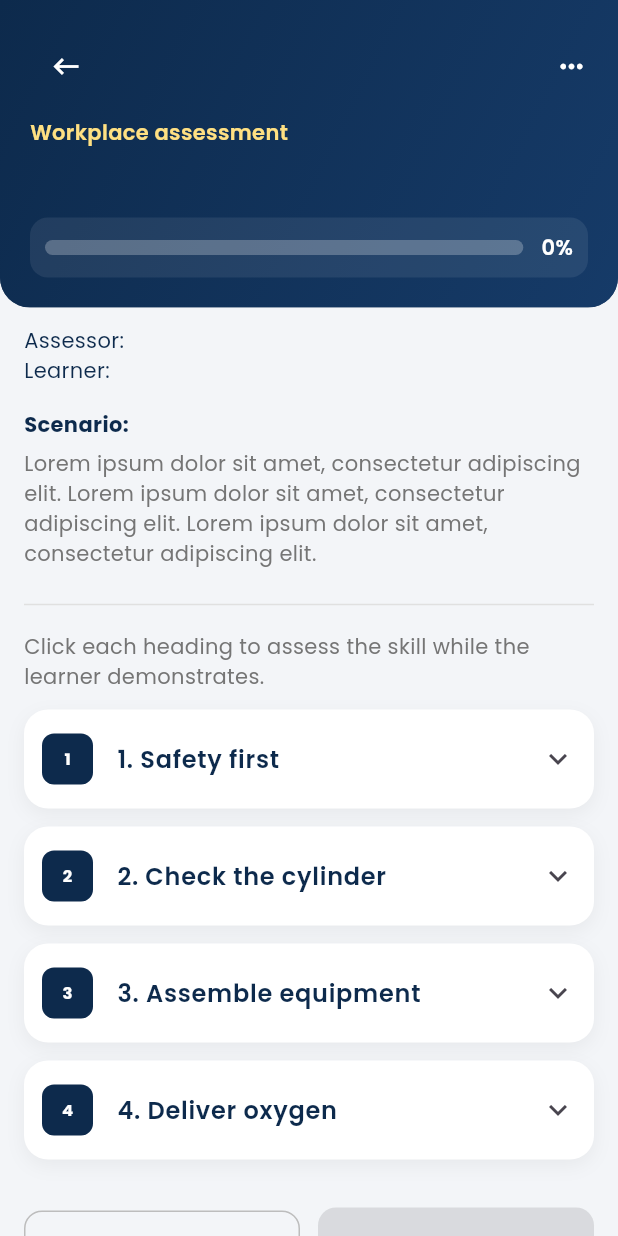
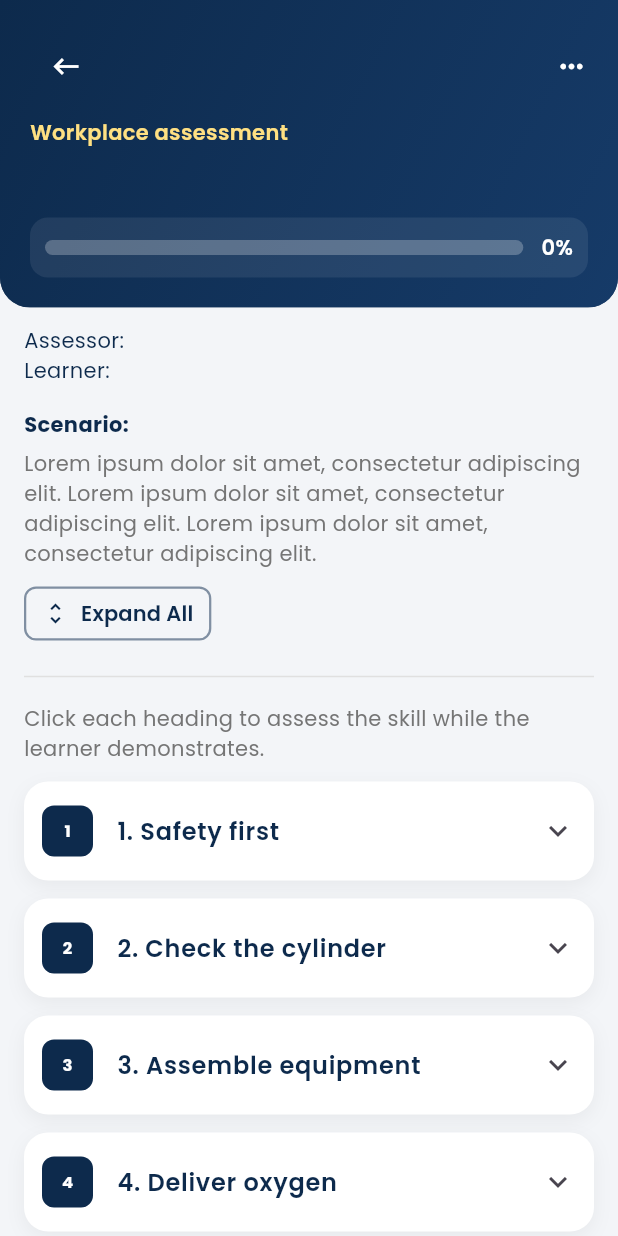
Before and after one commit to Franna88/Learniit_LMS, a Flutter app: the AssessorAssessmentScreen screen opened directly with empty values, on a phone screen of 412 x 824 dp. Run offline on Flutter 3.47's test engine with Material 3 defaults, Android fonts, the phone set to English and light mode, and no system bars; our stand-ins replace google_fonts; missing offline and left inert: dart:html.

Commit message:
expand all button on assessor assessment screen

```diff
--- a/lib/screens/Assessor/assessor_assessment_screen.dart
+++ b/lib/screens/Assessor/assessor_assessment_screen.dart
@@ -25,6 +25,8 @@ class AssessorAssessmentScreen extends StatefulWidget {
 
 class _AssessorAssessmentScreenState extends State<AssessorAssessmentScreen> {
   final Map<String, String> _marks = {}; // pointId -> status
+  final Map<String, ExpansionTileController> _expansionControllers = {};
+  bool _allExpanded = false;
 
   final List<_AssessmentPoint> _points = const [
     _AssessmentPoint(id: 'p1', index: 1, title: 'Safety first', description: 'Ensure area is safe and PPE applied.'),
@@ -32,6 +34,15 @@ class _AssessorAssessmentScreenState extends State<AssessorAssessmentScreen> {
     _AssessmentPoint(id: 'p3', index: 3, title: 'Assemble equipment', description: 'Assemble regulator and mask as per protocol.'),
     _AssessmentPoint(id: 'p4', index: 4, title: 'Deliver oxygen', description: 'Deliver oxygen and monitor the learner according to protocol.'),
   ];
+
+  @override
+  void initState() {
+    super.initState();
+    // Initialize expansion controllers for each assessment point
+    for (final point in _points) {
+      _expansionControllers[point.id] = ExpansionTileController();
+    }
+  }
 
   @override
   Widget build(BuildContext context) {
@@ -57,6 +68,8 @@ class _AssessorAssessmentScreenState extends State<AssessorAssessmentScreen> {
                       'Lorem ipsum dolor sit amet, consectetur adipiscing elit. Lorem ipsum dolor sit amet, consectetur adipiscing elit. Lorem ipsum dolor sit amet, consectetur adipiscing elit.',
                       style: AppTheme.caption,
                     ),
+                    const SizedBox(height: 12),
+                    _buildExpandAllButton(),
                     const SizedBox(height: 16),
                     Divider(color: Colors.grey[300]),
                     const SizedBox(height: 10),
@@ -172,6 +185,7 @@ class _AssessorAssessmentScreenState extends State<AssessorAssessmentScreen> {
       margin: const EdgeInsets.only(bottom: 12),
       decoration: AppTheme.cardDecoration,
       child: ExpansionTile(
+        controller: _expansionControllers[p.id],
         tilePadding: const EdgeInsets.symmetric(horizontal: 12, vertical: 4),
         childrenPadding: const EdgeInsets.fromLTRB(12, 0, 12, 12),
         leading: Container(
@@ -212,6 +226,52 @@ class _AssessorAssessmentScreenState extends State<AssessorAssessmentScreen> {
         ],
       ),
     );
+  }
+
+  Widget _buildExpandAllButton() {
+    return Align(
+      alignment: Alignment.centerLeft,
+      child: TextButton.icon(
+        onPressed: _toggleAllExpansion,
+        icon: Icon(
+          _allExpanded ? Icons.unfold_less : Icons.unfold_more,
+          size: 18,
+          color: AppTheme.primaryGradientStart,
+        ),
+        label: Text(
+          _allExpanded ? 'Collapse All' : 'Expand All',
+          style: AppTheme.caption.copyWith(
+            color: AppTheme.primaryGradientStart,
+            fontWeight: FontWeight.w600,
+          ),
+        ),
+        style: TextButton.styleFrom(
+          padding: const EdgeInsets.symmetric(horizontal: 12, vertical: 8),
+          minimumSize: Size.zero,
+          tapTargetSize: MaterialTapTargetSize.shrinkWrap,
+          side: BorderSide(
+            color: AppTheme.primaryGradientStart.withOpacity(0.5),
+            width: 1.5,
+          ),
+          shape: RoundedRectangleBorder(
+            borderRadius: BorderRadius.circular(8),
+          ),
+        ),
+      ),
+    );
+  }
+
+  void _toggleAllExpansion() {
+    setState(() {
+      _allExpanded = !_allExpanded;
+      for (final controller in _expansionControllers.values) {
+        if (_allExpanded) {
+          controller.expand();
+        } else {
+          controller.collapse();
+        }
+      }
+    });
   }
 
   Widget _markButton(String pointId, String value, String label, Color baseColor, bool selected) {
```
